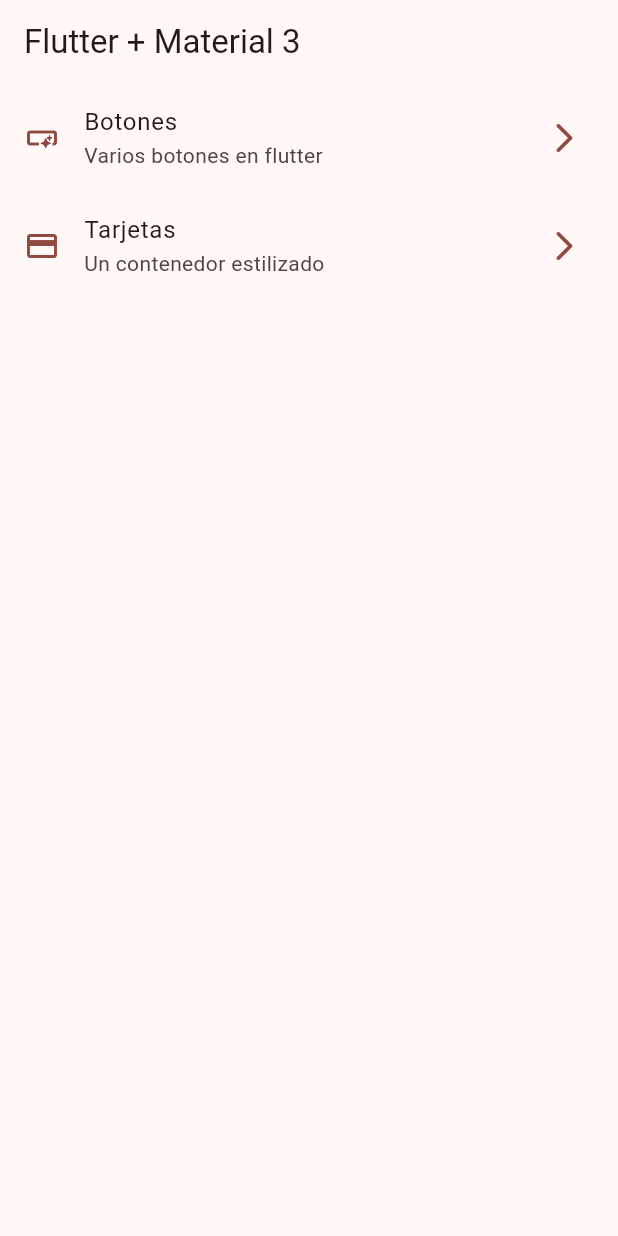
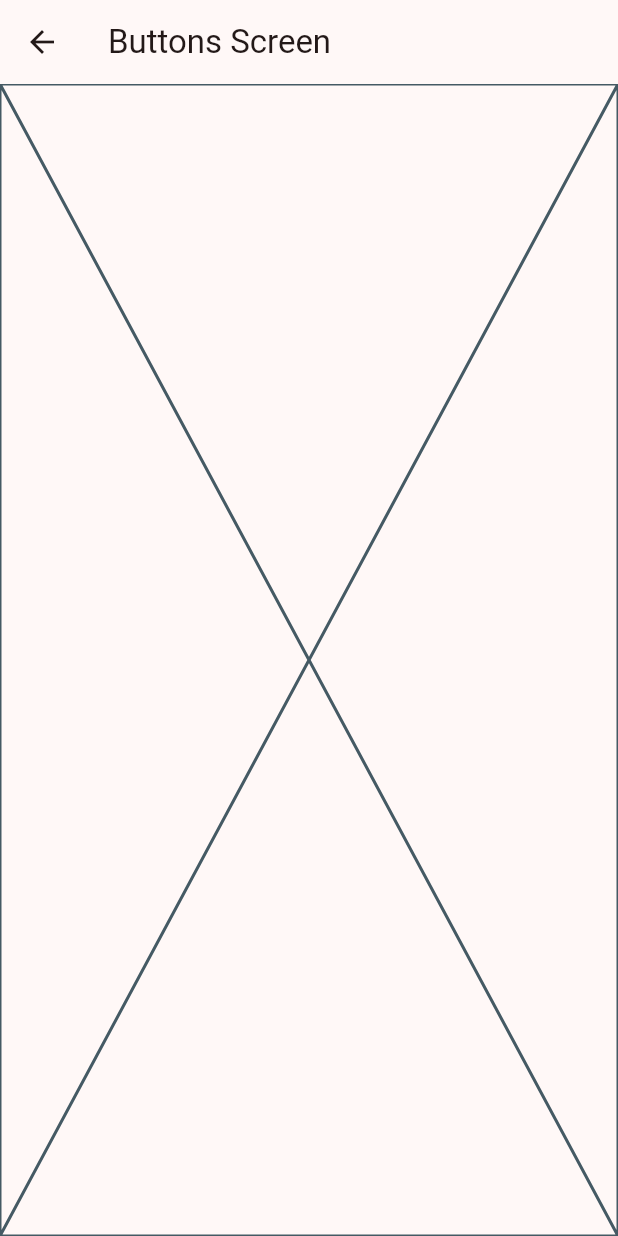
Before and after one commit to carloschamorrohn/widgets_app, a Flutter app: the screen it shows after launch, after a tap on "Botones", on a phone screen of 412 x 824 dp. Run offline on Flutter 3.47's test engine with Material 3 defaults, Android fonts, the phone set to English and light mode, and no system bars.

Commit message:
rutas basicas configuradas

```diff
--- /dev/null
+++ b/lib/config/presentation/screens/buttons/buttons_screen.dart
@@ -0,0 +1,15 @@
+import 'package:flutter/material.dart';
+
+class ButtonsScreen extends StatelessWidget {
+  const ButtonsScreen({super.key});
+
+  @override
+  Widget build(BuildContext context) {
+    return Scaffold(
+      appBar: AppBar(
+        title: const Text('Buttons Screen'),
+      ),
+      body: Placeholder(),
+    );
+  }
+}
--- a/lib/config/presentation/screens/home/home_screen.dart
+++ b/lib/config/presentation/screens/home/home_screen.dart
@@ -1,5 +1,6 @@
 import 'package:flutter/material.dart';
 import 'package:widgets_app/config/menu/menu_items.dart';
+import 'package:widgets_app/config/presentation/screens/buttons/buttons_screen.dart';
 
 class HomeScreen extends StatelessWidget {
   const HomeScreen({super.key});
@@ -46,7 +47,7 @@ class _CustomListTile extends StatelessWidget {
       title: Text(menuItem.title),
       subtitle: Text(menuItem.subtitle),
       onTap: () {
-        //TODO: navegar a otra pantalla
+        Navigator.pushNamed(context, menuItem.link);
       },
     );
   }
--- a/lib/main.dart
+++ b/lib/main.dart
@@ -1,4 +1,6 @@
 import 'package:flutter/material.dart';
+import 'package:widgets_app/config/presentation/screens/buttons/buttons_screen.dart';
+import 'package:widgets_app/config/presentation/screens/cards/cards_screen.dart';
 import 'package:widgets_app/config/presentation/screens/home/home_screen.dart';
 import 'package:widgets_app/config/theme/app_theme.dart';
 
@@ -15,6 +17,10 @@ class MainApp extends StatelessWidget {
       debugShowCheckedModeBanner: false,
       theme: AppTheme(selectedColor: 1).getTheme(),
       home: const HomeScreen(),
+      routes: {
+        '/buttons': (context) => const ButtonsScreen(),
+        '/cards': (context) => const CardsScreen(),
+      },
     );
   }
 }
```
Also changed, not shown: lib/config/presentation/screens/cards/cards_screen.dart (added, +15 -0 lines).
